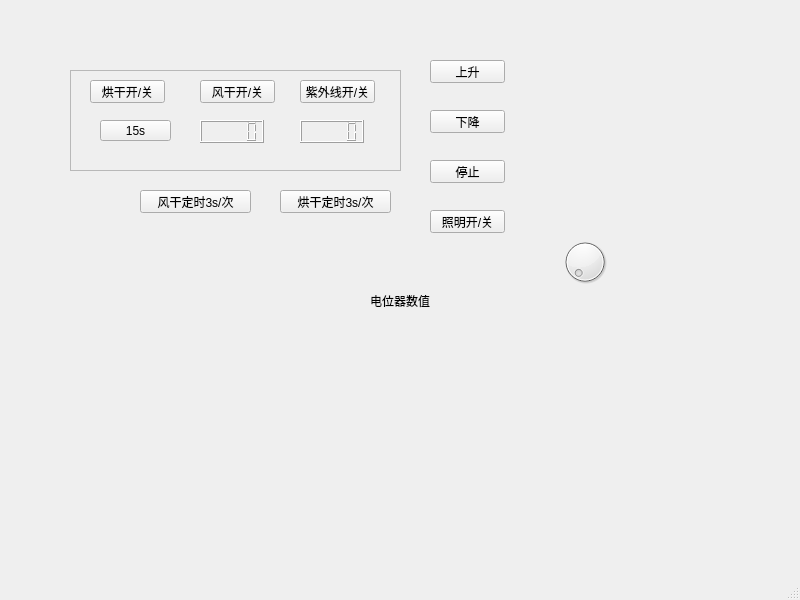
YangTunyu/Arduino_dev, file QT/untitled/mainwindow.ui: the form before one commit.
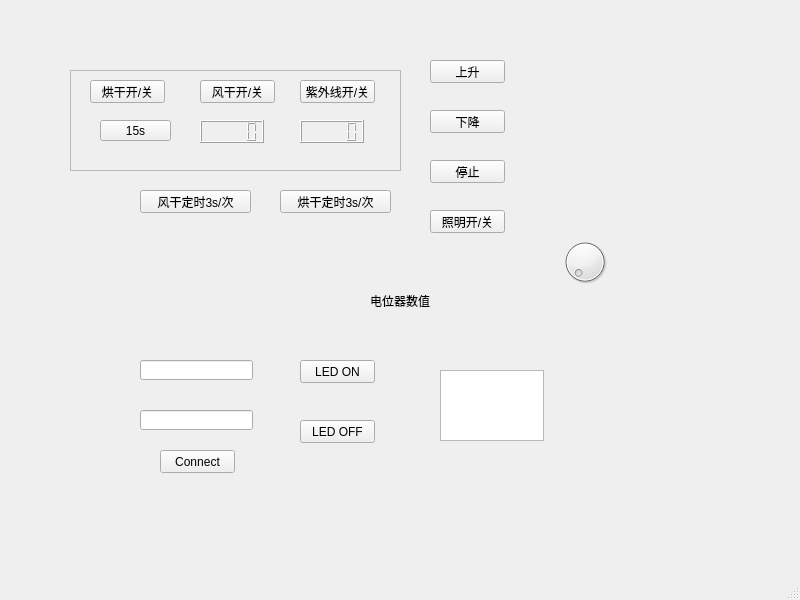
The form after the commit.

Patch:
```diff
--- a/QT/untitled/mainwindow.ui
+++ b/QT/untitled/mainwindow.ui
@@ -209,6 +209,75 @@
      <string>电位器数值</string>
     </property>
    </widget>
+   <widget class="QPushButton" name="ledOnButton">
+    <property name="geometry">
+     <rect>
+      <x>300</x>
+      <y>360</y>
+      <width>75</width>
+      <height>23</height>
+     </rect>
+    </property>
+    <property name="text">
+     <string>LED ON</string>
+    </property>
+   </widget>
+   <widget class="QPushButton" name="connectButton">
+    <property name="geometry">
+     <rect>
+      <x>160</x>
+      <y>450</y>
+      <width>75</width>
+      <height>23</height>
+     </rect>
+    </property>
+    <property name="text">
+     <string>Connect</string>
+    </property>
+   </widget>
+   <widget class="QTextEdit" name="textEdit">
+    <property name="geometry">
+     <rect>
+      <x>440</x>
+      <y>370</y>
+      <width>104</width>
+      <height>71</height>
+     </rect>
+    </property>
+   </widget>
+   <widget class="QLineEdit" name="ipAddressEdit">
+    <property name="geometry">
+     <rect>
+      <x>140</x>
+      <y>360</y>
+      <width>113</width>
+      <height>20</height>
+     </rect>
+    </property>
+   </widget>
+   <widget class="QLineEdit" name="portEdit">
+    <property name="geometry">
+     <rect>
+      <x>140</x>
+      <y>410</y>
+      <width>113</width>
+      <height>20</height>
+     </rect>
+    </property>
+   </widget>
+   <widget class="QPushButton" name="ledOffButton">
+    <property name="geometry">
+     <rect>
+      <x>300</x>
+      <y>420</y>
+      <width>75</width>
+      <height>23</height>
+     </rect>
+    </property>
+    <property name="text">
+     <string>LED OFF</string>
+    </property>
+   </widget>
   </widget>
   <widget class="QMenuBar" name="menubar">
    <property name="geometry">
```
